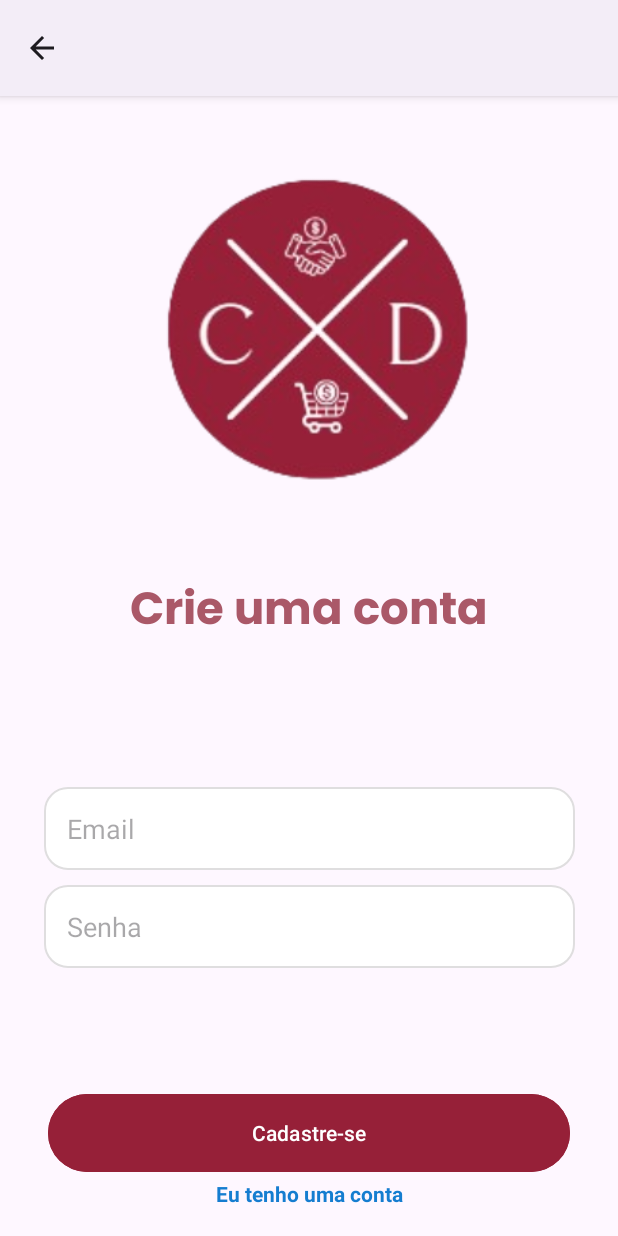
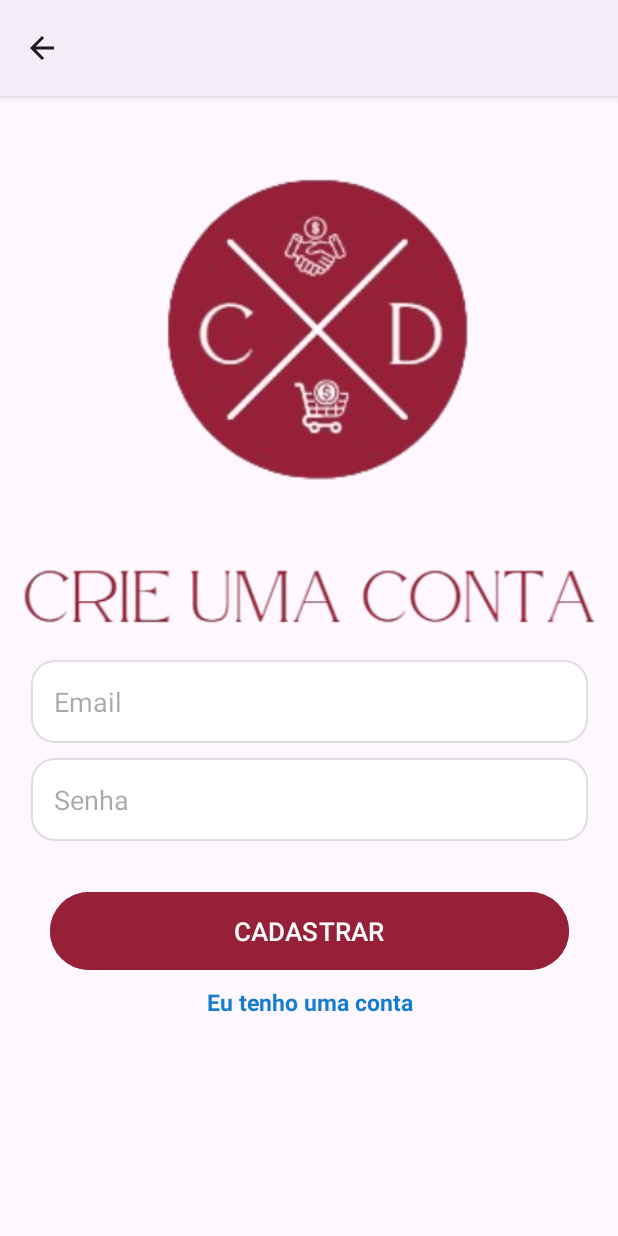
Before and after one commit to brunagcris/CampusDeals, an Android app: the SignUpActivity screen opened directly, with no data from a screen before it, on a phone screen of 412 x 824 dp. Run offline under Robolectric (Android 15) with nearby library versions, the phone set to English and light mode, and no system bars; our stand-ins replace Firebase (no records; nobody signed in at launch, a user with empty details on screens opened directly).

Commit message:
update: telas cadastro e login

```diff
--- /dev/null
+++ b/app/src/main/res/drawable/baseline_restore_from_trash_24.xml
@@ -0,0 +1,5 @@
+<vector xmlns:android="http://schemas.android.com/apk/res/android" android:height="24dp" android:tint="#962038" android:viewportHeight="24" android:viewportWidth="24" android:width="24dp">
+
+    <path android:fillColor="@android:color/white" android:pathData="M19,4h-3.5l-1,-1h-5l-1,1L5,4v2h14zM6,7v12c0,1.1 0.9,2 2,2h8c1.1,0 2,-0.9 2,-2L18,7L6,7zM14,14v4h-4v-4L8,14l4,-4 4,4h-2z"/>
+
+</vector>
--- a/app/src/main/res/layout/activity_login.xml
+++ b/app/src/main/res/layout/activity_login.xml
@@ -25,7 +25,7 @@
                 android:layout_width="391dp"
                 android:layout_height="290dp"
                 android:layout_margin="16dp"
-                android:layout_marginBottom="116dp"
+                android:layout_marginBottom="110dp"
                 android:background="#0FFFFFFF"
                 android:gravity="center"
                 android:orientation="vertical"
@@ -40,7 +40,7 @@
                     android:layout_width="match_parent"
                     android:layout_height="wrap_content"
                     android:layout_marginLeft="20dp"
-                    android:layout_marginTop="90dp"
+                    android:layout_marginTop="100dp"
                     android:layout_marginRight="20dp"
                     android:layout_marginBottom="10dp"
                     android:background="@drawable/bg_edit_text"
@@ -66,8 +66,10 @@
                     android:id="@+id/login_btn"
                     android:layout_width="346dp"
                     android:layout_height="60dp"
+                    android:layout_marginTop="20dp"
                     android:backgroundTint="@color/red_ufop"
-                    android:text="Entrar" />
+                    android:text="ENTRAR"
+                    android:textSize="17sp" />
 
                 <TextView
                     android:id="@+id/sign_up_txt"
@@ -75,9 +77,11 @@
                     android:layout_height="42dp"
                     android:layout_marginLeft="15dp"
                     android:layout_marginBottom="50dp"
+                    android:paddingTop="8dp"
                     android:text="Não tem uma conta? Registre-se"
                     android:textAlignment="center"
                     android:textColor="@color/blue_link"
+                    android:textSize="15sp"
                     android:textStyle="bold" />
 
             </LinearLayout>
@@ -100,16 +104,15 @@
                 android:id="@+id/imageView8"
                 android:layout_width="300dp"
                 android:layout_height="300dp"
-                android:layout_marginTop="24dp"
                 app:layout_constraintEnd_toEndOf="parent"
                 app:layout_constraintHorizontal_bias="0.495"
                 app:layout_constraintStart_toStartOf="parent"
-                app:layout_constraintTop_toBottomOf="@+id/collapsingToolbarLayout"
+                app:layout_constraintTop_toTopOf="parent"
                 app:srcCompat="@drawable/logo" />
 
             <ImageView
                 android:id="@+id/imageView14"
-                android:layout_width="300dp"
+                android:layout_width="380dp"
                 android:layout_height="100dp"
                 app:layout_constraintBottom_toTopOf="@+id/linearLayout"
                 app:layout_constraintEnd_toEndOf="parent"
--- a/app/src/main/res/layout/activity_sign_up.xml
+++ b/app/src/main/res/layout/activity_sign_up.xml
@@ -8,8 +8,9 @@
     tools:context=".activity.SignUpActivity">
 
     <LinearLayout
-        android:layout_width="394dp"
-        android:layout_height="444dp"
+        android:id="@+id/linearLayout2"
+        android:layout_width="411dp"
+        android:layout_height="372dp"
         android:layout_margin="16dp"
         android:gravity="center"
         android:orientation="vertical"
@@ -18,24 +19,15 @@
         app:layout_constraintBottom_toBottomOf="parent"
         app:layout_constraintEnd_toEndOf="parent"
         app:layout_constraintStart_toStartOf="parent"
-        app:layout_constraintTop_toBottomOf="@+id/imageView">
-
-        <TextView
-            android:id="@+id/textView"
-            android:layout_width="match_parent"
-            android:layout_height="wrap_content"
-            android:fontFamily="@font/poppins_bold"
-            android:text="@string/sign_up_title"
-            android:textAlignment="center"
-            android:textColor="@color/red_ufop_2"
-            android:textSize="30dp" />
+        app:layout_constraintTop_toBottomOf="@+id/imageView"
+        app:layout_constraintVertical_bias="1.0">
 
         <EditText
             android:id="@+id/signUpTextEmailAddress"
             android:layout_width="match_parent"
             android:layout_height="wrap_content"
             android:layout_marginLeft="20dp"
-            android:layout_marginTop="90dp"
+            android:layout_marginTop="-95dp"
             android:layout_marginRight="20dp"
             android:layout_marginBottom="10dp"
             android:background="@drawable/bg_edit_text"
@@ -59,23 +51,27 @@
 
         <Button
             android:id="@+id/signUpbtn"
-            android:layout_width="348dp"
+            android:layout_width="346dp"
             android:layout_height="60dp"
+            android:layout_marginTop="-50dp"
             android:backgroundTint="@color/red_ufop"
             android:insetTop="4dp"
             android:insetBottom="4dp"
-            android:text="@string/sign_up_btn"
-            android:textColorLink="#00FFFFFF" />
+            android:text="CADASTRAR"
+            android:textColorLink="#00FFFFFF"
+            android:textSize="17sp" />
 
         <TextView
             android:id="@+id/signInTxt"
             android:layout_width="match_parent"
             android:layout_height="20dp"
+            android:layout_marginTop="8dp"
             android:layout_weight="0"
             android:gravity="bottom"
             android:text="Eu tenho uma conta"
             android:textAlignment="center"
             android:textColor="@color/blue_link"
+            android:textSize="15sp"
             android:textStyle="bold"
             tools:ignore="RtlCompat" />
 
@@ -87,6 +83,16 @@
         android:layout_height="300dp"
         app:layout_constraintEnd_toEndOf="parent"
         app:layout_constraintStart_toStartOf="parent"
-        app:srcCompat="@drawable/logo"
-        tools:layout_editor_absoluteY="16dp" />
+        app:layout_constraintTop_toTopOf="parent"
+        app:srcCompat="@drawable/logo" />
+
+    <ImageView
+        android:id="@+id/imageView2"
+        android:layout_width="390dp"
+        android:layout_height="70dp"
+        app:layout_constraintBottom_toTopOf="@+id/linearLayout2"
+        app:layout_constraintEnd_toEndOf="parent"
+        app:layout_constraintStart_toStartOf="parent"
+        app:layout_constraintTop_toBottomOf="@+id/imageView"
+        app:srcCompat="@drawable/logo_sign_up" />
 </androidx.constraintlayout.widget.ConstraintLayout>
```
Also changed, not shown: app/src/main/res/drawable/logo_name.png, app/src/main/res/drawable/logo_sign_up.png (added).
